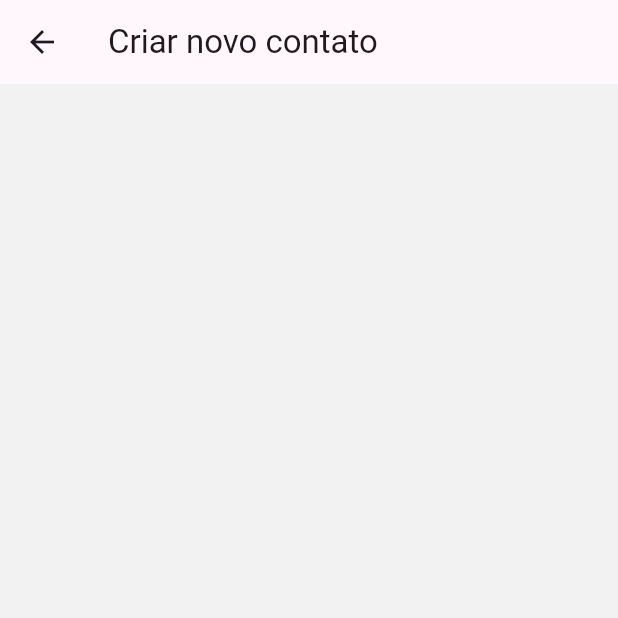
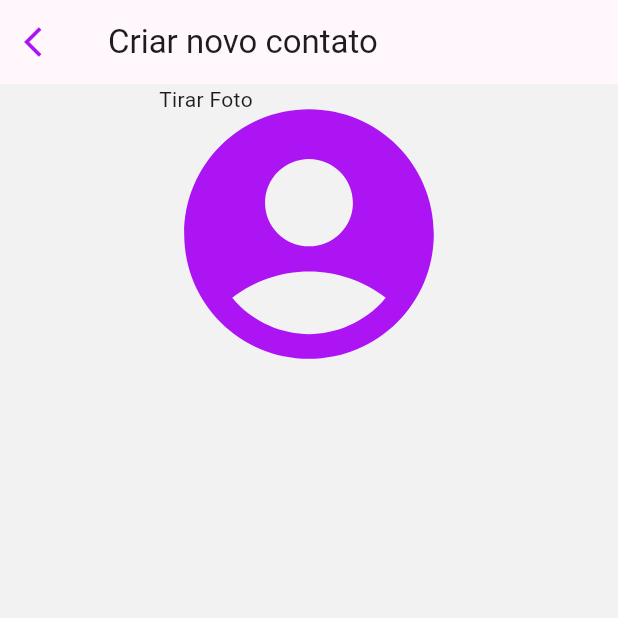
Before and after one commit to liviaaraujo-dev/lista_de_contatos, a Flutter app: the CreateContactPage screen opened directly, on a phone screen of 412 x 824 dp, the top half of it. Run offline on Flutter 3.47's test engine with Material 2 defaults, Android fonts, the phone set to English and light mode, and no system bars.

Commit message:
create contact - process

```diff
--- a/lib/pages/create_contact/create_contact_page.dart
+++ b/lib/pages/create_contact/create_contact_page.dart
@@ -1,4 +1,5 @@
 import 'package:flutter/material.dart';
+import 'package:lista_de_contatos/shared/theme/colors.dart';
 
 class CreateContactPage extends StatefulWidget {
   const CreateContactPage({super.key});
@@ -13,10 +14,32 @@ class _CreateContactPageState extends State<CreateContactPage> {
     return Scaffold(
       appBar: AppBar(
         title: Text('Criar novo contato'),
+        automaticallyImplyLeading: false,
+        leading: IconButton(
+          onPressed:(){
+            Navigator.pop(context);
+          },
+            icon: Icon(Icons.arrow_back_ios, color: AppColors.primary,
+          ))
       ),
+
       body: Column(
+        crossAxisAlignment: CrossAxisAlignment.center,
         children: [
-
+          Center(
+            child: GestureDetector(
+              child: Stack(
+                children: [
+                  Icon(
+                    Icons.account_circle,
+                    color: AppColors.primary,
+                    size: 200,
+                  ),
+                  Text('Tirar Foto')
+                ],
+              ),
+            ),
+          )
         ],
       ),
     );
--- a/lib/pages/home/widgets/contact_item.dart
+++ b/lib/pages/home/widgets/contact_item.dart
@@ -1,4 +1,5 @@
 import 'package:flutter/material.dart';
+import 'package:lista_de_contatos/pages/create_contact/create_contact_page.dart';
 import 'package:lista_de_contatos/shared/helpers/size_extensions.dart';
 import 'package:lista_de_contatos/shared/theme/colors.dart';
 
@@ -14,6 +15,11 @@ class _ContactItemState extends State<ContactItem> {
   @override
   Widget build(BuildContext context) {
     return InkWell(
+      onTap: (){
+        Navigator.of(context).push(
+          MaterialPageRoute(builder: (context) => const CreateContactPage())
+        );
+      },
       child: Container(
         margin: const EdgeInsets.only(bottom: 20),
         height: 50,
```
Also changed, not shown: lib/pages/home/home_page.dart (+7 -1 lines).
